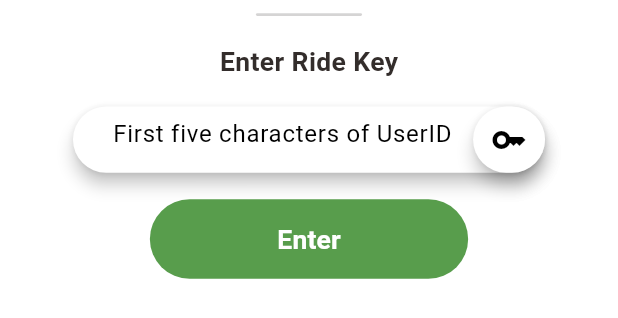
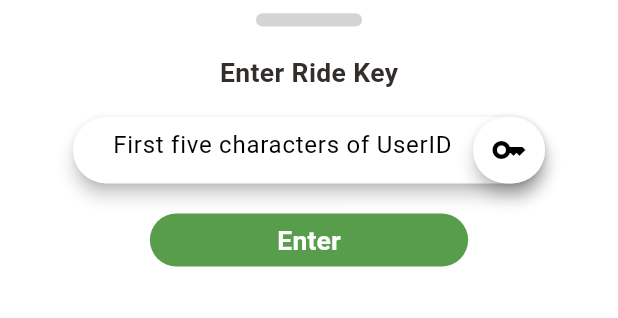
Before and after one commit to Kreeskheeng/AmbuGo-DRIVER-App, a Flutter app: the PanelWidgetStaff widget shown alone on an empty page, opened directly, on a phone screen of 412 x 824 dp. Shown: the top 318 px of the screen. Run offline on Flutter 3.47's test engine with Material 3 defaults, Android fonts, the phone set to English and light mode, and no system bars; our stand-ins replace animate_do, bouncing_widget, cloud_firestore, dio, dropdown_button2, firebase_auth and 12 more; missing offline and left inert: align_positioned, flutter_barcode_scanner, flutter_polyline_points, pattern_formatter; accounts and stored records are empty; network calls fail; Roboto replaces fonts that are missing (RedHat).

Commit message:
pixel error fixed

```diff
--- a/lib/app/modules/homePage/view/panelWidgetStaff.dart
+++ b/lib/app/modules/homePage/view/panelWidgetStaff.dart
@@ -29,7 +29,7 @@ class PanelWidgetStaff extends GetView<HomepageStaffController> {
         children: [
           Container(
                     width: Dimensions.width20 * 4,
-                    height: Dimensions.height10 / 5,
+                    height: Dimensions.height10,
                     decoration: BoxDecoration(
                         color: AppColors.lightGrey,
                         borderRadius: BorderRadius.circular(20)),
@@ -106,7 +106,7 @@ SizedBox(
                   text: 'Enter',
                   radius: Dimensions.radius20 * 2,
                   width: Dimensions.width40 * 6,
-                  height: Dimensions.height40*1.5,
+                  height: Dimensions.height40*1,
                   color: Color(0xFF589D4C),
                 )
 
```
